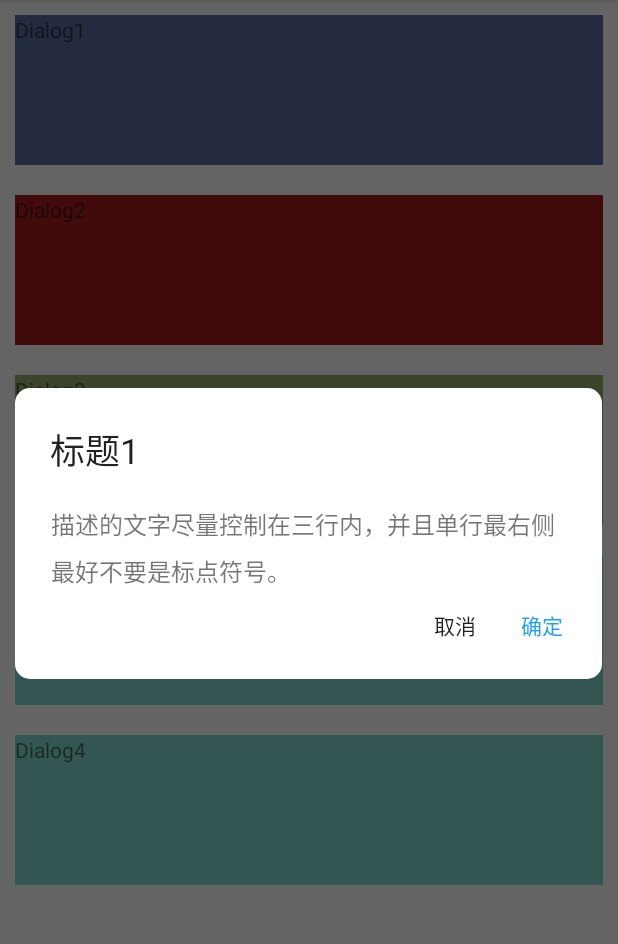
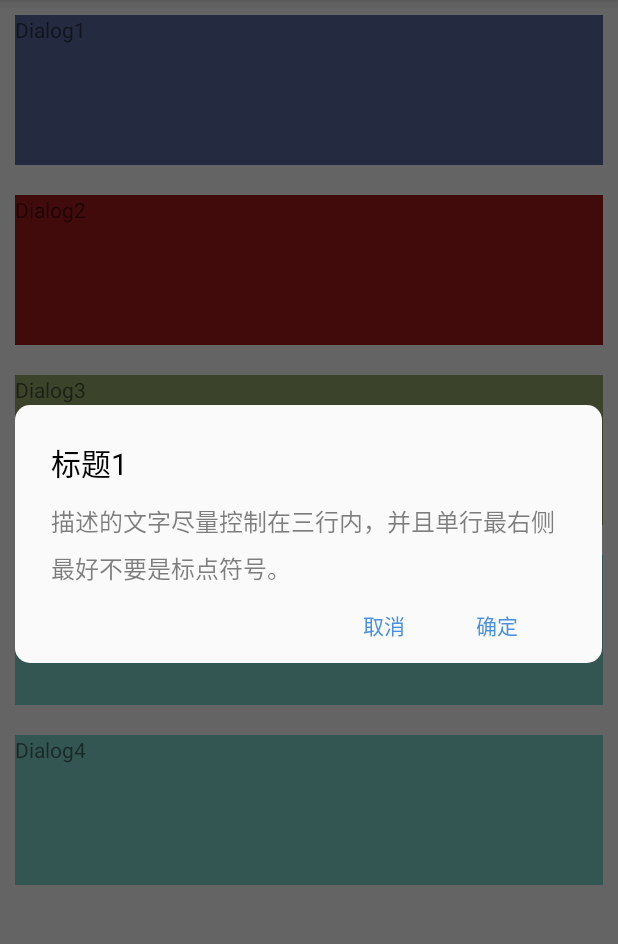
Before and after one commit to xuzhouhhy/AndroidMaterialDialog, an Android app: the screen it shows after launch (MainActivity), after a tap on "Dialog1", on a phone screen of 412 x 824 dp, the part 84-1028 px from its top. Run offline under Robolectric (Android 15) with nearby library versions, the phone set to English and light mode, and no system bars.

Commit message:
调整dialog样式细节

```diff
--- a/app/src/main/res/drawable/button.xml
+++ b/app/src/main/res/drawable/button.xml
@@ -1,12 +1,7 @@
 <?xml version="1.0" encoding="utf-8"?>
-<selector xmlns:android="http://schemas.android.com/apk/res/android"
-    android:exitFadeDuration="@android:integer/config_shortAnimTime">
+<selector xmlns:android="http://schemas.android.com/apk/res/android" android:exitFadeDuration="@android:integer/config_shortAnimTime">
 
-    <item android:state_pressed="true"
-        android:drawable="@drawable/bg_button_pressed"/>
-    <item android:state_focused="true"
-        android:drawable="@drawable/bg_button_pressed"/>
-
-    <item android:drawable="@drawable/bg_button_normal"/>
+    <item android:drawable="@color/color_80000000" android:state_pressed="true" />
+    <item android:drawable="@color/color_80000000" android:state_focused="true" />
 
 </selector>
--- a/app/src/main/res/drawable/material_card.xml
+++ b/app/src/main/res/drawable/material_card.xml
@@ -1,8 +1,6 @@
 <?xml version="1.0" encoding="utf-8"?>
-
-
 <shape xmlns:android="http://schemas.android.com/apk/res/android"
     android:shape="rectangle">
-    <solid android:color="@color/card_background" />
+    <solid android:color="@color/color_FAFAFA" />
     <corners android:radius="10dp" />
 </shape>
--- a/app/src/main/res/layout/layout_material_dialog.xml
+++ b/app/src/main/res/layout/layout_material_dialog.xml
@@ -1,11 +1,7 @@
 <?xml version="1.0" encoding="utf-8"?>
-
-<!--<LinearLayout xmlns:android="http://schemas.android.com/apk/res/android"--><!--xmlns:tools="http://schemas.android.com/tools"--><!--android:layout_width="wrap_content"--><!--android:layout_height="wrap_content"--><!--android:minWidth="280dp"--><!--android:padding="32dp"--><!--android:background="@color/colorAccent"--><!--android:layout_gravity="center"--><!--android:orientation="vertical">-->
-
 <LinearLayout xmlns:android="http://schemas.android.com/apk/res/android"
     xmlns:tools="http://schemas.android.com/tools"
-    android:id="@+id/material_background"
-    android:layout_width="match_parent"
+    android:layout_width="wrap_content"
     android:layout_height="wrap_content"
     android:background="@drawable/material_card"
     android:orientation="vertical">
@@ -20,17 +16,16 @@
             android:id="@+id/title"
             android:layout_width="match_parent"
             android:layout_height="wrap_content"
-            android:layout_marginLeft="23dp"
+            android:layout_marginLeft="24dp"
             android:layout_marginRight="24dp"
             android:layout_marginTop="23dp"
-            android:textColor="@color/black_de"
-            android:textSize="23sp"
+            android:textColor="@color/color_D9000000"
+            android:textSize="20sp"
             tools:text="Material title" />
 
         <ScrollView
             android:layout_width="match_parent"
             android:layout_height="0dp"
-            android:layout_marginTop="20dp"
             android:layout_weight="1"
             tools:layout_height="700dp">
 
@@ -39,14 +34,15 @@
                 android:layout_width="match_parent"
                 android:layout_height="wrap_content"
                 android:paddingLeft="24dp"
-                android:paddingRight="23dp">
+                android:paddingRight="24dp">
 
                 <TextView
                     android:id="@+id/message"
                     android:layout_width="match_parent"
                     android:layout_height="wrap_content"
+                    android:layout_marginTop="12dp"
                     android:lineSpacingMultiplier="1.3"
-                    android:textColor="#8a000000"
+                    android:textColor="@color/color_80000000"
                     android:textSize="16sp"
                     tools:text="message" />
             </LinearLayout>
@@ -59,26 +55,28 @@
         android:layout_width="wrap_content"
         android:layout_height="wrap_content"
         android:layout_gravity="right"
-        android:layout_marginBottom="8dp"
+        android:layout_marginBottom="7dp"
+        android:layout_marginRight="32dp"
         android:gravity="center_vertical"
-        android:paddingBottom="12dp"
         android:paddingTop="8dp">
 
         <Button
             android:id="@+id/btn_n"
-            style="@style/ActionButton"
-            android:stateListAnimator="@null"
-            android:textColor="@color/black_de"
+            android:layout_width="75dp"
+            android:layout_height="36dp"
+            android:layout_gravity="center"
+            android:background="@drawable/button"
+            android:textColor="@color/color_FF4990E2"
             tools:text="CANCEL" />
 
         <Button
             android:id="@+id/btn_p"
-            style="@style/ActionButton"
-            android:layout_marginLeft="2dp"
-            android:layout_marginRight="12dp"
-            android:stateListAnimator="@null"
-            android:textColor="#ff239ff2"
+            android:layout_width="75dp"
+            android:layout_height="36dp"
+            android:layout_gravity="center"
+            android:background="@drawable/button"
+            android:textColor="@color/color_FF4990E2"
             tools:text="OK" />
     </LinearLayout>
 
-</LinearLayout><!--</LinearLayout>-->
+</LinearLayout>
--- a/app/src/main/res/values/colors.xml
+++ b/app/src/main/res/values/colors.xml
@@ -9,4 +9,9 @@
     <color name="lite_blue">#ff359ff2</color>
     <color name="window_background">#00000000</color>
     <color name="black_de">#DE000000</color>
+    <color name="color_FAFAFA">#FAFAFA</color>
+    <color name="color_D9000000">#000000</color>
+    <color name="color_80000000">#80000000</color>
+    <color name="color_FF4990E2">#FF4990E2</color>
+
 </resources>
```
Also changed, not shown: 1 other file.
